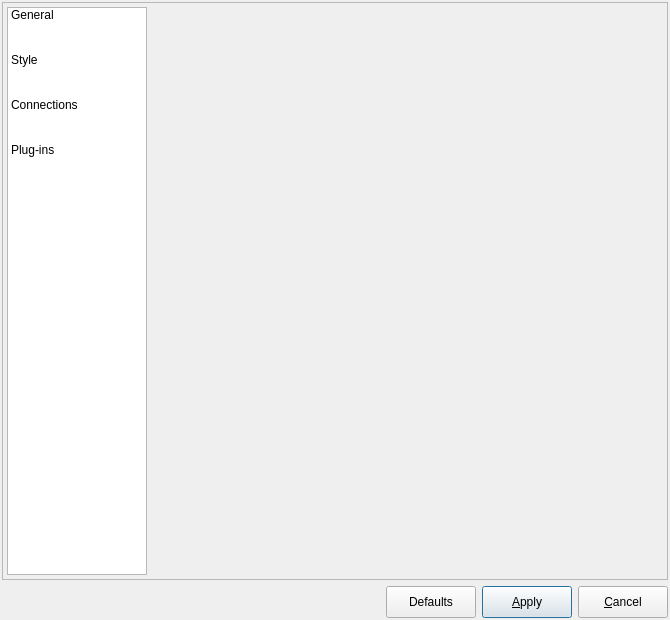
The window that libpgmodeler_ui/ui/configurationform.ui (pgmodeler/pgmodeler) describes before a commit, drawn with Qt 5.
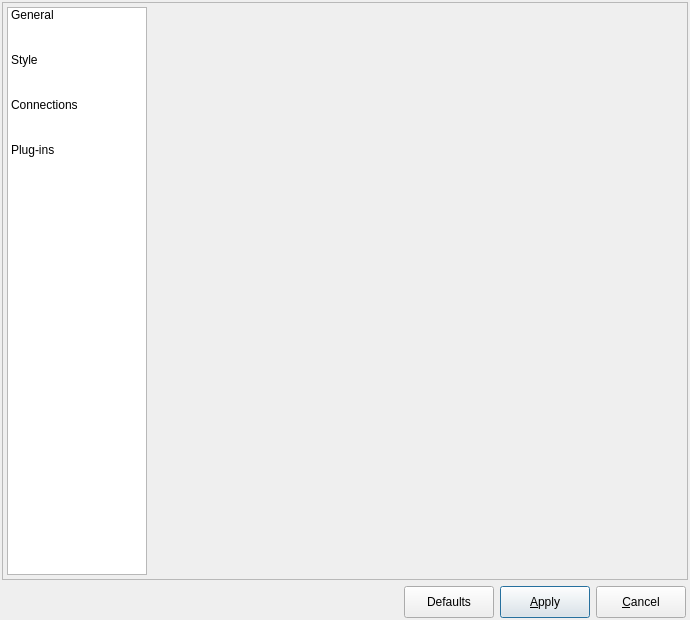
The same window after the commit. Icons and pictures are not drawn.

Commit message: Minor size adjustment on configurationform.ui

```diff
--- a/libpgmodeler_ui/ui/configurationform.ui
+++ b/libpgmodeler_ui/ui/configurationform.ui
@@ -9,7 +9,7 @@
    <rect>
     <x>0</x>
     <y>0</y>
-    <width>670</width>
+    <width>690</width>
     <height>620</height>
    </rect>
   </property>
@@ -21,7 +21,7 @@
   </property>
   <property name="minimumSize">
    <size>
-    <width>670</width>
+    <width>690</width>
     <height>620</height>
    </size>
   </property>
@@ -308,6 +308,12 @@
    </item>
    <item row="1" column="2">
     <layout class="QHBoxLayout" name="horizontalLayout">
+     <property name="sizeConstraint">
+      <enum>QLayout::SetDefaultConstraint</enum>
+     </property>
+     <property name="rightMargin">
+      <number>2</number>
+     </property>
      <item>
       <widget class="QPushButton" name="defaults_btn">
        <property name="minimumSize">
@@ -391,6 +397,22 @@
      </item>
     </layout>
    </item>
+   <item row="1" column="1">
+    <spacer name="hspacer">
+     <property name="orientation">
+      <enum>Qt::Horizontal</enum>
+     </property>
+     <property name="sizeType">
+      <enum>QSizePolicy::Expanding</enum>
+     </property>
+     <property name="sizeHint" stdset="0">
+      <size>
+       <width>200</width>
+       <height>27</height>
+      </size>
+     </property>
+    </spacer>
+   </item>
   </layout>
  </widget>
  <resources>
```
Left out of the diff: 13 changed lines with no effect on the pictures.
